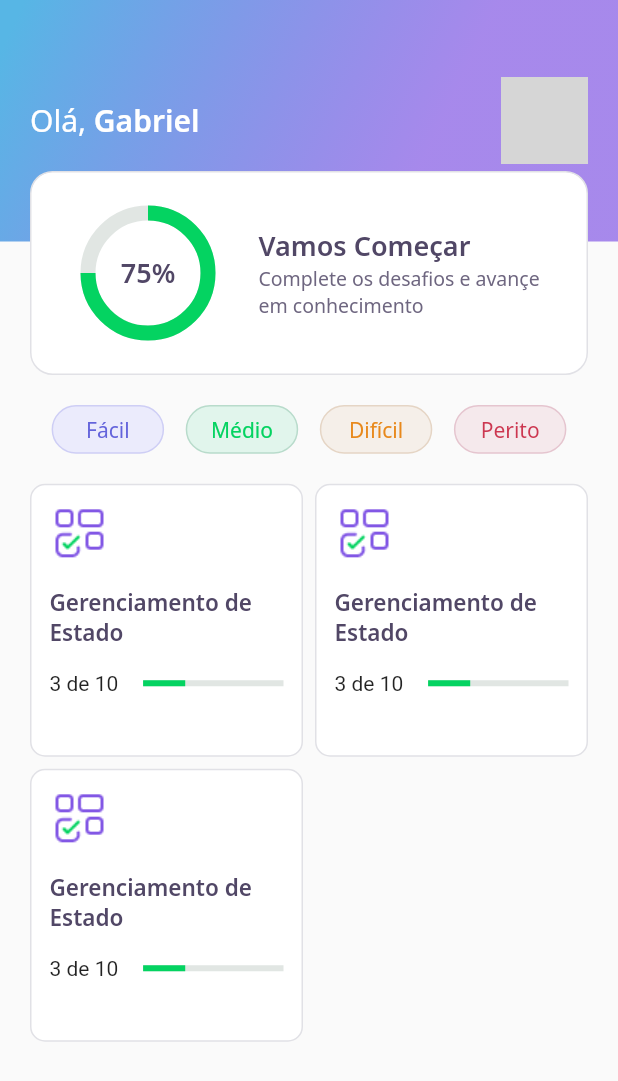
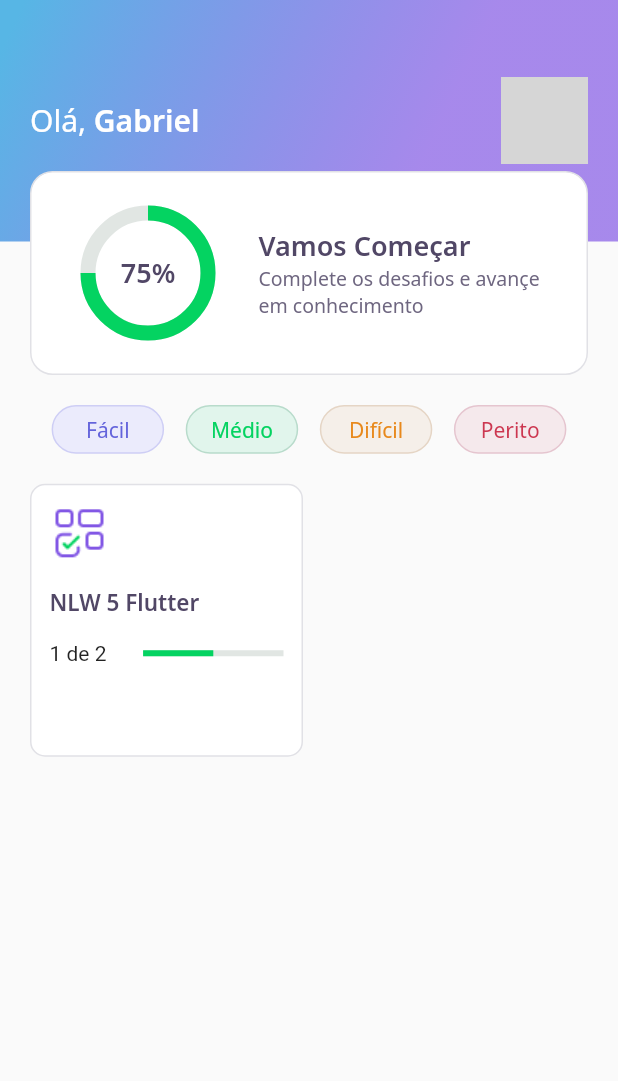
Before and after one commit to gabgmont/dev_quiz, a Flutter app: the screen it shows after launch, on a phone screen of 412 x 824 dp. Shown: the top 1081 px of the screen. Run offline on Flutter 3.47's test engine with Material 2 defaults, Android fonts, the phone set to English and light mode, and no system bars; our stand-ins replace google_fonts; accounts and stored records are empty; network calls fail; grey boxes are pictures that could not be loaded.

```diff
--- /dev/null
+++ b/assets/database/user.json
@@ -0,0 +1,5 @@
+{
+  "name" : "Gabriel M",
+  "score" : 75,
+  "photoUrl" : "https://avatars.githubusercontent.com/u/57967676?v=4"
+}
--- a/lib/challange/widgets/awnser/awnser_widget.dart
+++ b/lib/challange/widgets/answer/answer_widget.dart
@@ -2,12 +2,12 @@ import 'package:DevQuiz/core/app_colors.dart';
 import 'package:DevQuiz/core/app_text_styles.dart';
 import 'package:flutter/material.dart';
 
-class AwnserWidget extends StatelessWidget {
+class AnswerWidget extends StatelessWidget {
   final String title;
   final bool isRight;
   final bool isSelected;
 
-  const AwnserWidget({
+  const AnswerWidget({
     Key? key,
     required this.title,
     this.isRight = false,
--- a/lib/core/app_widget.dart
+++ b/lib/core/app_widget.dart
@@ -1,4 +1,4 @@
-import 'package:DevQuiz/home_page/home_page.dart';
+import 'package:DevQuiz/home/home_page.dart';
 import 'package:DevQuiz/splash/splash_page.dart';
 import 'package:flutter/material.dart';
 
--- /dev/null
+++ b/lib/home/home_controller.dart
@@ -0,0 +1,31 @@
+import 'package:DevQuiz/core/app_images.dart';
+import 'package:DevQuiz/home/home_repository.dart';
+import 'package:DevQuiz/home/home_state.dart';
+import 'package:DevQuiz/shared/models/answer_model.dart';
+import 'package:DevQuiz/shared/models/question_model.dart';
+import 'package:DevQuiz/shared/models/quiz_model.dart';
+import 'package:DevQuiz/shared/models/user_model.dart';
+import 'package:flutter/cupertino.dart';
+
+class HomeController {
+  final stateNotifier = ValueNotifier<HomeState>(HomeState.empty) ;
+  set state(HomeState state) => stateNotifier.value = state;
+  HomeState get state => stateNotifier.value;
+
+  UserModel? user;
+  List<QuizModel>? quizzes;
+
+  final hRepository = HomeRepository();
+
+  void getUser() async{
+    state = HomeState.loading;
+    user = await hRepository.getUser();
+    state = HomeState.sucess;
+  }
+
+  void getQuizzes() async{
+    state = HomeState.loading;
+    quizzes = await hRepository.getQuizzes();
+    state = HomeState.sucess;
+  }
+}
--- /dev/null
+++ b/lib/home/home_page.dart
@@ -0,0 +1,86 @@
+import 'package:DevQuiz/core/app_colors.dart';
+import 'package:DevQuiz/home/home_controller.dart';
+import 'package:DevQuiz/home/home_state.dart';
+import 'package:DevQuiz/home/widgets/appbar/app_bar_widget.dart';
+import 'package:DevQuiz/home/widgets/level_button/level_button_widget.dart';
+import 'package:DevQuiz/home/widgets/quiz_card/quiz_card_widget.dart';
+import 'package:flutter/material.dart';
+
+class HomePage extends StatefulWidget {
+  @override
+  _HomePAgeState createState() => _HomePAgeState();
+}
+
+class _HomePAgeState extends State<HomePage> {
+  final hController = HomeController();
+
+  @override
+  void initState() {
+    super.initState();
+    hController.getUser();
+    hController.getQuizzes();
+
+    hController.stateNotifier.addListener(() {
+      setState(() {});
+    });
+  }
+
+  @override
+  Widget build(BuildContext context) {
+    if (hController.state == HomeState.sucess) {
+      return Scaffold(
+        appBar: AppBarWidget(
+          user: hController.user!,
+        ),
+        body: Padding(
+          padding: const EdgeInsets.symmetric(horizontal: 20.0),
+          child: Column(
+            children: [
+              SizedBox(
+                height: 20,
+              ),
+              Row(
+                mainAxisAlignment: MainAxisAlignment.spaceEvenly,
+                children: [
+                  LevelButtonWidget(label: 'Fácil'),
+                  LevelButtonWidget(label: 'Médio'),
+                  LevelButtonWidget(label: 'Difícil'),
+                  LevelButtonWidget(label: 'Perito'),
+                ],
+              ),
+              SizedBox(
+                height: 20,
+              ),
+              Expanded(
+                child: GridView.count(
+                  crossAxisSpacing: 8,
+                  mainAxisSpacing: 8,
+                  crossAxisCount: 2,
+                  children: hController.quizzes!
+                      .map(
+                        (e) => QuizCardWidget(
+                          title: e.title,
+                          image: e.image,
+                          progress:
+                              '${e.questionsAnswered} de ${e.questions.length}',
+                          percent: e.questionsAnswered / e.questions.length,
+                        ),
+                      )
+                      .toList(),
+                ),
+              ),
+            ],
+          ),
+        ),
+      );
+    } else {
+      return Scaffold(
+        body: Center(
+          child: CircularProgressIndicator(
+            valueColor: AlwaysStoppedAnimation<Color>(AppColors.darkGreen),
+          ),
+        ),
+      );
+    }
+  }
+}
--- /dev/null
+++ b/lib/home/home_state.dart
@@ -0,0 +1 @@
+enum HomeState { sucess, loading, error, empty }
--- a/lib/home_page/widgets/appbar/app_bar_widget.dart
+++ b/lib/home/widgets/appbar/app_bar_widget.dart
@@ -1,11 +1,14 @@
 import 'package:DevQuiz/core/app_colors.dart';
 import 'package:DevQuiz/core/app_gradients.dart';
 import 'package:DevQuiz/core/app_text_styles.dart';
-import 'package:DevQuiz/home_page/widgets/score_card/score_card_widget.dart';
+import 'package:DevQuiz/home/widgets/score_card/score_card_widget.dart';
+import 'package:DevQuiz/shared/models/user_model.dart';
 import 'package:flutter/cupertino.dart';
 
 class AppBarWidget extends PreferredSize {
-  AppBarWidget()
+  final UserModel user;
+
+  AppBarWidget({required this.user})
       : super(
           preferredSize: Size.fromHeight(250),
           child: Container(
--- a/lib/home_page/widgets/quiz_card/quiz_card_widget.dart
+++ b/lib/home/widgets/quiz_card/quiz_card_widget.dart
@@ -5,6 +5,19 @@ import 'package:DevQuiz/shared/widgets/progress_indicator/linear_progress_indica
 import 'package:flutter/material.dart';
 
 class QuizCardWidget extends StatelessWidget {
+  final String title;
+  final String image;
+  final String progress;
+  final double percent;
+
+  const QuizCardWidget({
+    Key? key,
+    required this.title,
+    required this.image,
+    required this.progress,
+    this.percent = 0,
+  }) : super(key: key);
+
   @override
   Widget build(BuildContext context) {
     return Container(
@@ -20,13 +33,13 @@ class QuizCardWidget extends StatelessWidget {
             Container(
               height: 40,
               width: 40,
-              child: Image.asset(AppImages.blocks),
+              child: Image.asset('assets/images/$image.png'),
             ),
             SizedBox(
               height: 16,
             ),
             Text(
-              'Gerenciamento de Estado',
+              title,
               style: AppTextStyles.heading15,
             ),
             SizedBox(
@@ -34,10 +47,13 @@ class QuizCardWidget extends StatelessWidget {
             ),
             Row(
               children: [
-                Expanded(child: Text('3 de 10'),flex: 2,),
+                Expanded(
+                  child: Text(progress),
+                  flex: 2,
+                ),
                 Expanded(
                   flex: 3,
-                  child: LinearProgressIndicatorWidget(value: .3),
+                  child: LinearProgressIndicatorWidget(value: percent),
                 ),
               ],
             ),
--- a/lib/home_page/widgets/score_card/score_card_widget.dart
+++ b/lib/home/widgets/score_card/score_card_widget.dart
@@ -1,5 +1,5 @@
 import 'package:DevQuiz/core/core.dart';
-import 'package:DevQuiz/home_page/widgets/chart/chart_widget.dart';
+import 'package:DevQuiz/home/widgets/chart/chart_widget.dart';
 import 'package:flutter/cupertino.dart';
 import 'package:flutter/material.dart';
 
--- a/lib/home_page/home_page.dart
+++ /dev/null
@@ -1,48 +0,0 @@
-import 'package:DevQuiz/home_page/widgets/appbar/app_bar_widget.dart';
-import 'package:DevQuiz/home_page/widgets/level_button/level_button_widget.dart';
-import 'package:DevQuiz/home_page/widgets/quiz_card/quiz_card_widget.dart';
-import 'package:flutter/material.dart';
-
-class HomePage extends StatefulWidget {
-  @override
-  _HomePAgeState createState() => _HomePAgeState();
-}
-
-class _HomePAgeState extends State<HomePage> {
-  @override
-  Widget build(BuildContext context) {
-    return Scaffold(
-      appBar: AppBarWidget(),
-      body: Padding(
-        padding: const EdgeInsets.symmetric(horizontal: 20.0),
-        child: Column(
-          children: [
-            SizedBox(height: 20,),
-            Row(
-              mainAxisAlignment: MainAxisAlignment.spaceEvenly,
-              children: [
-                LevelButtonWidget(label: 'Fácil'),
-                LevelButtonWidget(label: 'Médio'),
-                LevelButtonWidget(label: 'Difícil'),
-                LevelButtonWidget(label: 'Perito'),
-              ],
-            ),
-            SizedBox(height: 20,),
-            Expanded(
-              child: GridView.count(
-                crossAxisSpacing: 8,
-                mainAxisSpacing: 8,
-                crossAxisCount: 2,
-                children: [
-                  QuizCardWidget(),
-                  QuizCardWidget(),
-                  QuizCardWidget(),
-                ],
-              ),
-            ),
-          ],
-        ),
-      ),
-    );
-  }
-}
--- /dev/null
+++ b/lib/shared/models/quiz_model.dart
@@ -0,0 +1,73 @@
+import 'dart:convert';
+
+import 'package:DevQuiz/core/app_images.dart';
+import 'package:DevQuiz/shared/models/answer_model.dart';
+import 'package:DevQuiz/shared/models/question_model.dart';
+import 'package:flutter/material.dart';
+
+enum Level { facil, medio, dificil, perito }
+
+extension LevelStringExt on String {
+  Level get parse => {
+        'facil': Level.facil,
+        'medio': Level.medio,
+        'dificil': Level.dificil,
+        'perito': Level.perito,
+      }[this]!;
+}
+
+extension LevelExt on Level {
+  String get parse => {
+        Level.facil: 'facil',
+        Level.medio: 'medio',
+        Level.dificil: 'dificil',
+        Level.perito: 'perito',
+      }[this]!;
+}
+
+class QuizModel {
+  final String title;
+  final List<QuestionModel> questions;
+  final int questionsAnswered;
+  final String image;
+  final Level level;
+
+  QuizModel(
+      {required this.title,
+      required this.questions,
+      this.questionsAnswered = 0,
+      required this.image,
+      required this.level});
+
+  factory QuizModel.fromMap(Map<String, dynamic> map) {
+    return new QuizModel(
+      title: map['title'],
+      questions: List<QuestionModel>.from(
+          map['questions']?.map((x) => QuestionModel.fromMap(x))),
+      questionsAnswered: map['questionsAnswered'],
+      image: map['image'],
+      level: map['level'].toString().parse,
+    );
+  }
+
+  Map<String, dynamic> toMap() {
+    // ignore: unnecessary_cast
+    return {
+      'title': this.title,
+      'questions': questions.map((x) => x.toMap()).toList(),
+      'questionsAnswered': this.questionsAnswered,
+      'image': this.image,
+      'level': level.parse,
+    };
+  }
+
+  String toJson() => json.encode(toMap());
+
+  factory QuizModel.fromJson(String source) =>
+      QuizModel.fromMap(json.decode(source));
+
+  @override
+  String toString() {
+    return 'QuizModel{title: $title, questions: ${questions.toString()}, questionsAnswered: $questionsAnswered, image: $image, level: $level}';
+  }
+}
--- /dev/null
+++ b/lib/shared/models/user_model.dart
@@ -0,0 +1,39 @@
+import 'dart:convert';
+
+class UserModel {
+  final String name;
+  final String photoUrl;
+  final int score;
+
+  UserModel({
+    required this.name,
+    required this.photoUrl,
+    this.score = 0,
+  });
+
+  factory UserModel.fromMap(Map<String, dynamic> map) {
+    return new UserModel(
+      name: map['name'] as String,
+      photoUrl: map['photoUrl'] as String,
+      score: map['score'] as int,
+    );
+  }
+
+  Map<String, dynamic> toMap() {
+    // ignore: unnecessary_cast
+    return {
+      'name': this.name,
+      'photoUrl': this.photoUrl,
+      'score': this.score,
+    } as Map<String, dynamic>;
+  }
+
+  String toJson() => json.encode(toMap());
+
+  factory UserModel.fromJson(String source) => UserModel.fromMap(json.decode(source));
+
+  @override
+  String toString() {
+    return 'UserModel{name: $name, photoUrl: $photoUrl, score: $score}';
+  }
+}
--- a/pubspec.yaml
+++ b/pubspec.yaml
@@ -18,5 +18,6 @@ dev_dependencies:
 flutter:
   assets:
     - assets/images/
+    - assets/database/
 
   uses-material-design: true
```
Also changed, not shown: assets/database/quizzes.json (added, +28 -0 lines), lib/challange/widgets/quiz/quiz_widget.dart (+5 -5 lines), lib/home/home_repository.dart (added, +25 -0 lines), lib/shared/models/answer_model.dart (added, +35 -0 lines), lib/shared/models/question_model.dart (added, +37 -0 lines), lib/home/widgets/chart/chart_widget.dart (renamed from lib/home_page/widgets/chart/chart_widget.dart), lib/home/widgets/level_button/level_button_widget.dart (renamed from lib/home_page/widgets/level_button/level_button_widget.dart).
